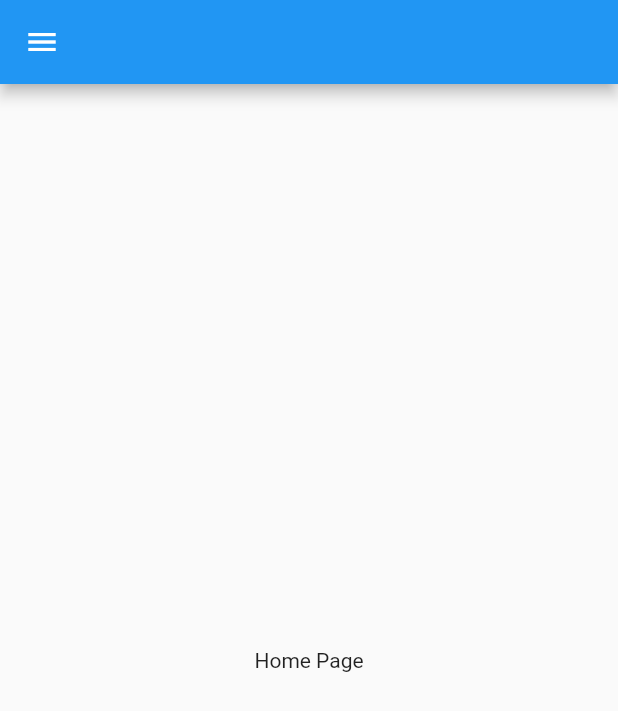
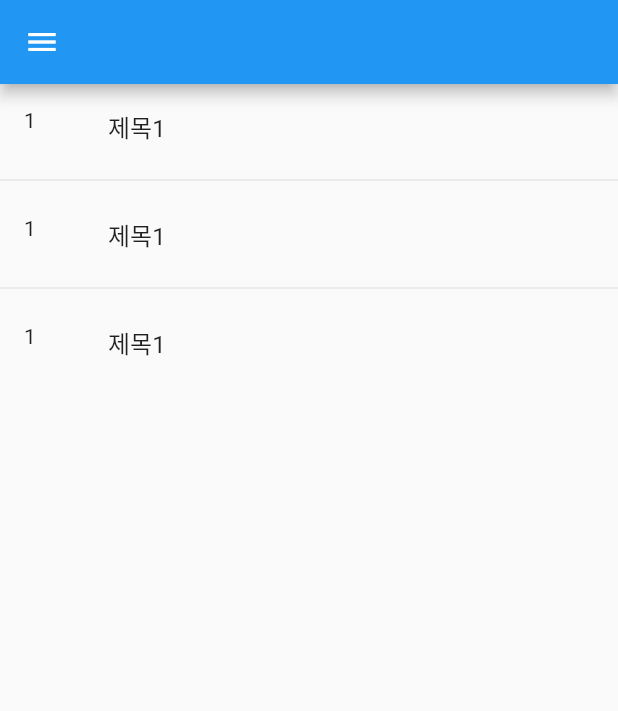
Before and after one commit to HiddenEvent/flutter_blog, a Flutter app: the HomePage screen opened directly, on a phone screen of 412 x 824 dp. Shown: the top 711 px of the screen. Run offline on Flutter 3.47's test engine with Material 2 defaults, Android fonts, the phone set to English and light mode, and no system bars; our stand-ins replace get, validators.

Commit message:
[홈화면] - 리스트 추가 뼈대 작업 완료

```diff
--- a/lib/pages/post/home_page.dart
+++ b/lib/pages/post/home_page.dart
@@ -5,14 +5,21 @@ class HomePage extends StatelessWidget {
   @override
   Widget build(BuildContext context) {
     return Scaffold(
-      drawer: _navigation(context),
-      appBar: AppBar(
-
-      ),
-      body: Center(
-        child: Text("Home Page"),
-      ),
-    );
+        drawer: _navigation(context),
+        appBar: AppBar(),
+        body: ListView.separated(
+          itemCount: 3,
+          itemBuilder: (context, index) {
+            return ListTile(
+              onTap: () {},
+              title: Text("제목1"),
+              leading: Text("1"),
+            );
+          },
+          separatorBuilder: (context, index) {
+            return Divider();
+          },
+        ));
   }
 
   Widget _navigation(BuildContext context) {
@@ -31,12 +38,10 @@ class HomePage extends StatelessWidget {
                   child: Text(
                     "회원정보보기",
                     style: TextStyle(
-                      fontSize: 20,
-                      fontWeight: FontWeight.bold,
-                      color: Colors.black54
-                    ),
-                  )
-              ),
+                        fontSize: 20,
+                        fontWeight: FontWeight.bold,
+                        color: Colors.black54),
+                  )),
               Divider(),
               TextButton(
                   onPressed: () {},
@@ -45,10 +50,8 @@ class HomePage extends StatelessWidget {
                     style: TextStyle(
                         fontSize: 20,
                         fontWeight: FontWeight.bold,
-                        color: Colors.black54
-                    ),
-                  )
-              ),
+                        color: Colors.black54),
+                  )),
               Divider()
             ],
           ),
```
